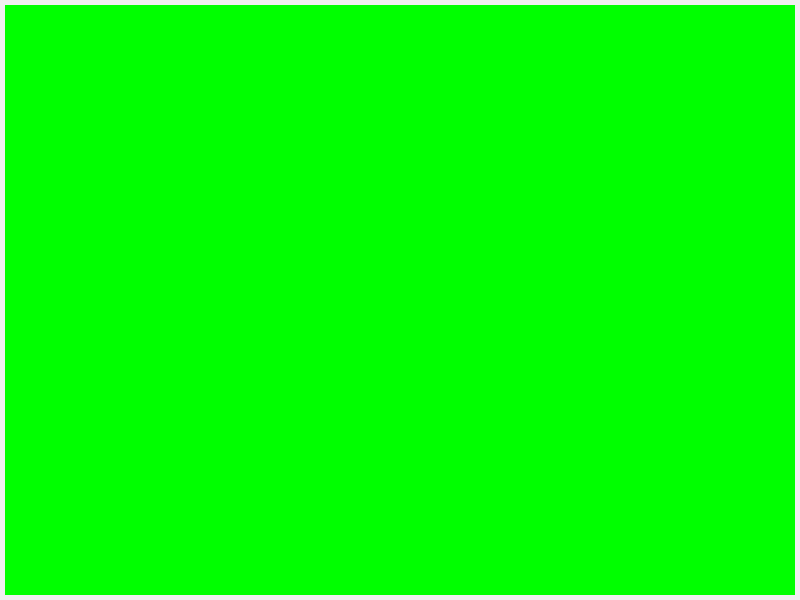
shilinnull/BiliVideoPlayer, file client/BiliVideoPlayerSystem/bilivideoplayer.ui: the form before one commit.
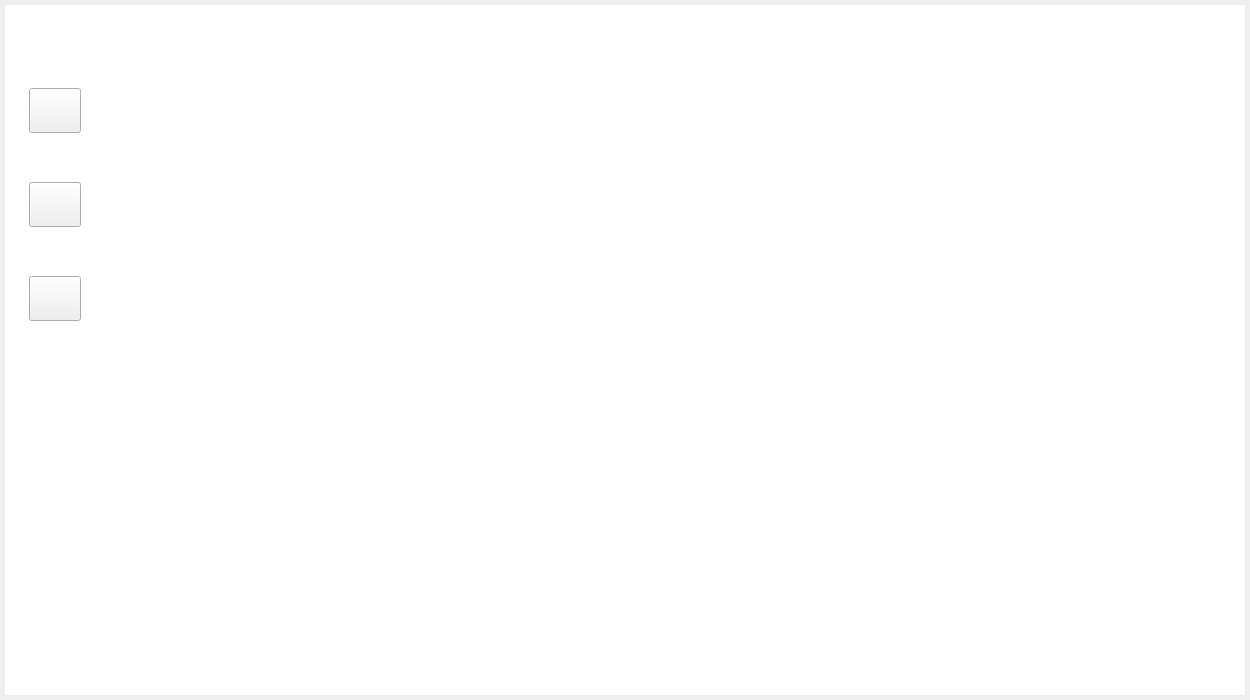
The form after the commit. Icons and pictures are not drawn.

Commit message: 初始化界面

Patch:
```diff
--- a/client/BiliVideoPlayerSystem/bilivideoplayer.ui
+++ b/client/BiliVideoPlayerSystem/bilivideoplayer.ui
@@ -6,8 +6,8 @@
    <rect>
     <x>0</x>
     <y>0</y>
-    <width>800</width>
-    <height>600</height>
+    <width>1250</width>
+    <height>700</height>
    </rect>
   </property>
   <property name="windowTitle">
@@ -32,8 +32,430 @@
    <item>
     <widget class="QWidget" name="biliPlayerBg" native="true">
      <property name="styleSheet">
-      <string notr="true">background-color: rgb(0, 255, 0)</string>
+      <string notr="true">#biliPlayerBg
+{
+	background-color: #FFFFFF
+}</string>
      </property>
+     <layout class="QVBoxLayout" name="verticalLayout">
+      <property name="spacing">
+       <number>0</number>
+      </property>
+      <property name="leftMargin">
+       <number>0</number>
+      </property>
+      <property name="topMargin">
+       <number>0</number>
+      </property>
+      <property name="rightMargin">
+       <number>0</number>
+      </property>
+      <property name="bottomMargin">
+       <number>0</number>
+      </property>
+      <item>
+       <widget class="QWidget" name="head" native="true">
+        <property name="minimumSize">
+         <size>
+          <width>0</width>
+          <height>68</height>
+         </size>
+        </property>
+        <property name="maximumSize">
+         <size>
+          <width>16777215</width>
+          <height>68</height>
+         </size>
+        </property>
+        <property name="styleSheet">
+         <string notr="true"/>
+        </property>
+        <layout class="QHBoxLayout" name="horizontalLayout_2">
+         <property name="spacing">
+          <number>0</number>
+         </property>
+         <property name="leftMargin">
+          <number>0</number>
+         </property>
+         <property name="topMargin">
+          <number>0</number>
+         </property>
+         <property name="rightMargin">
+          <number>0</number>
+         </property>
+         <property name="bottomMargin">
+          <number>0</number>
+         </property>
+         <item>
+          <widget class="QWidget" name="headLeft" native="true">
+           <property name="minimumSize">
+            <size>
+             <width>64</width>
+             <height>0</height>
+            </size>
+           </property>
+           <property name="maximumSize">
+            <size>
+             <width>64</width>
+             <height>16777215</height>
+            </size>
+           </property>
+           <property name="styleSheet">
+            <string notr="true"/>
+           </property>
+           <layout class="QVBoxLayout" name="verticalLayout_2">
+            <property name="spacing">
+             <number>0</number>
+            </property>
+            <property name="leftMargin">
+             <number>24</number>
+            </property>
+            <property name="topMargin">
+             <number>0</number>
+            </property>
+            <property name="rightMargin">
+             <number>0</number>
+            </property>
+            <property name="bottomMargin">
+             <number>0</number>
+            </property>
+            <item>
+             <widget class="QLabel" name="logo">
+              <property name="maximumSize">
+               <size>
+                <width>28</width>
+                <height>28</height>
+               </size>
+              </property>
+              <property name="styleSheet">
+               <string notr="true">#logo
+{
+	border-image:url(&quot;:/images/homePage/logo.png&quot;);
+}</string>
+              </property>
+              <property name="text">
+               <string/>
+              </property>
+             </widget>
+            </item>
+           </layout>
+          </widget>
+         </item>
+         <item>
+          <widget class="QWidget" name="headRight" native="true">
+           <property name="styleSheet">
+            <string notr="true"/>
+           </property>
+           <layout class="QHBoxLayout" name="horizontalLayout_3">
+            <property name="spacing">
+             <number>0</number>
+            </property>
+            <property name="leftMargin">
+             <number>0</number>
+            </property>
+            <property name="topMargin">
+             <number>0</number>
+            </property>
+            <property name="rightMargin">
+             <number>0</number>
+            </property>
+            <property name="bottomMargin">
+             <number>0</number>
+            </property>
+            <item>
+             <widget class="QWidget" name="headTittle" native="true">
+              <property name="minimumSize">
+               <size>
+                <width>128</width>
+                <height>0</height>
+               </size>
+              </property>
+              <property name="maximumSize">
+               <size>
+                <width>128</width>
+                <height>16777215</height>
+               </size>
+              </property>
+              <layout class="QVBoxLayout" name="verticalLayout_3">
+               <property name="spacing">
+                <number>0</number>
+               </property>
+               <property name="leftMargin">
+                <number>0</number>
+               </property>
+               <property name="topMargin">
+                <number>10</number>
+               </property>
+               <property name="rightMargin">
+                <number>0</number>
+               </property>
+               <property name="bottomMargin">
+                <number>10</number>
+               </property>
+               <item>
+                <widget class="QLabel" name="tittle">
+                 <property name="maximumSize">
+                  <size>
+                   <width>64</width>
+                   <height>28</height>
+                  </size>
+                 </property>
+                 <property name="styleSheet">
+                  <string notr="true">#tittle
+{ 
+	border-image:url(&quot;:/images/homePage/bilishipin.png&quot;); 
+}</string>
+                 </property>
+                 <property name="text">
+                  <string/>
+                 </property>
+                </widget>
+               </item>
+              </layout>
+             </widget>
+            </item>
+            <item>
+             <widget class="QWidget" name="sysBtn" native="true">
+              <layout class="QHBoxLayout" name="horizontalLayout_4">
+               <property name="spacing">
+                <number>20</number>
+               </property>
+               <property name="leftMargin">
+                <number>0</number>
+               </property>
+               <property name="topMargin">
+                <number>0</number>
+               </property>
+               <property name="rightMargin">
+                <number>16</number>
+               </property>
+               <property name="bottomMargin">
+                <number>0</number>
+               </property>
+               <item>
+                <spacer name="horizontalSpacer">
+                 <property name="orientation">
+                  <enum>Qt::Orientation::Horizontal</enum>
+                 </property>
+                 <property name="sizeHint" stdset="0">
+                  <size>
+                   <width>949</width>
+                   <height>20</height>
+                  </size>
+                 </property>
+                </spacer>
+               </item>
+               <item>
+                <widget class="QPushButton" name="minBtn">
+                 <property name="maximumSize">
+                  <size>
+                   <width>20</width>
+                   <height>20</height>
+                  </size>
+                 </property>
+                 <property name="styleSheet">
+                  <string notr="true">#minBtn
+{
+	border:none;
+	border-image: url(:/images/homePage/suoxiao.png);
+}
+
+#minBtn:hover
+{
+	background-color:rgb(227,229,231);
+}</string>
+                 </property>
+                 <property name="text">
+                  <string/>
+                 </property>
+                </widget>
+               </item>
+               <item>
+                <widget class="QPushButton" name="quitBtn">
+                 <property name="maximumSize">
+                  <size>
+                   <width>20</width>
+                   <height>20</height>
+                  </size>
+                 </property>
+                 <property name="styleSheet">
+                  <string notr="true">#quitBtn
+{
+	border:none;
+	border-image: url(:/images/homePage/quxiao.png);
+}
+
+#quitBtn:hover
+{
+	background-color:rgb(227,229,231);
+}</string>
+                 </property>
+                 <property name="text">
+                  <string/>
+                 </property>
+                </widget>
+               </item>
+              </layout>
+             </widget>
+            </item>
+           </layout>
+          </widget>
+         </item>
+        </layout>
+       </widget>
+      </item>
+      <item>
+       <widget class="QWidget" name="body" native="true">
+        <property name="styleSheet">
+         <string notr="true"/>
+        </property>
+        <layout class="QHBoxLayout" name="horizontalLayout_5">
+         <property name="spacing">
+          <number>0</number>
+         </property>
+         <property name="leftMargin">
+          <number>0</number>
+         </property>
+         <property name="topMargin">
+          <number>0</number>
+         </property>
+         <property name="rightMargin">
+          <number>0</number>
+         </property>
+         <property name="bottomMargin">
+          <number>0</number>
+         </property>
+         <item>
+          <widget class="QWidget" name="bodyLeft" native="true">
+           <property name="minimumSize">
+            <size>
+             <width>100</width>
+             <height>0</height>
+            </size>
+           </property>
+           <property name="maximumSize">
+            <size>
+             <width>100</width>
+             <height>16777215</height>
+            </size>
+           </property>
+           <layout class="QVBoxLayout" name="verticalLayout_5">
+            <property name="spacing">
+             <number>0</number>
+            </property>
+            <property name="leftMargin">
+             <number>0</number>
+            </property>
+            <property name="topMargin">
+             <number>0</number>
+            </property>
+            <property name="rightMargin">
+             <number>0</number>
+            </property>
+            <property name="bottomMargin">
+             <number>0</number>
+            </property>
+            <item>
+             <widget class="QWidget" name="btnBox" native="true">
+              <layout class="QVBoxLayout" name="verticalLayout_4">
+               <property name="spacing">
+                <number>49</number>
+               </property>
+               <property name="leftMargin">
+                <number>24</number>
+               </property>
+               <property name="topMargin">
+                <number>15</number>
+               </property>
+               <property name="rightMargin">
+                <number>0</number>
+               </property>
+               <property name="bottomMargin">
+                <number>0</number>
+               </property>
+               <item>
+                <widget class="QPushButton" name="homePageBtn">
+                 <property name="minimumSize">
+                  <size>
+                   <width>52</width>
+                   <height>45</height>
+                  </size>
+                 </property>
+                 <property name="maximumSize">
+                  <size>
+                   <width>25</width>
+                   <height>45</height>
+                  </size>
+                 </property>
+                 <property name="text">
+                  <string/>
+                 </property>
+                </widget>
+               </item>
+               <item>
+                <widget class="QPushButton" name="myPageBtn">
+                 <property name="minimumSize">
+                  <size>
+                   <width>52</width>
+                   <height>45</height>
+                  </size>
+                 </property>
+                 <property name="maximumSize">
+                  <size>
+                   <width>25</width>
+                   <height>45</height>
+                  </size>
+                 </property>
+                 <property name="text">
+                  <string/>
+                 </property>
+                </widget>
+               </item>
+               <item>
+                <widget class="QPushButton" name="sysPageBtn">
+                 <property name="minimumSize">
+                  <size>
+                   <width>52</width>
+                   <height>45</height>
+                  </size>
+                 </property>
+                 <property name="maximumSize">
+                  <size>
+                   <width>25</width>
+                   <height>45</height>
+                  </size>
+                 </property>
+                 <property name="text">
+                  <string/>
+                 </property>
+                </widget>
+               </item>
+              </layout>
+             </widget>
+            </item>
+            <item>
+             <spacer name="verticalSpacer">
+              <property name="orientation">
+               <enum>Qt::Orientation::Vertical</enum>
+              </property>
+              <property name="sizeHint" stdset="0">
+               <size>
+                <width>20</width>
+                <height>371</height>
+               </size>
+              </property>
+             </spacer>
+            </item>
+           </layout>
+          </widget>
+         </item>
+         <item>
+          <widget class="QWidget" name="bodyRight" native="true"/>
+         </item>
+        </layout>
+       </widget>
+      </item>
+     </layout>
     </widget>
    </item>
   </layout>
```
The commit also changes 3 other files.
